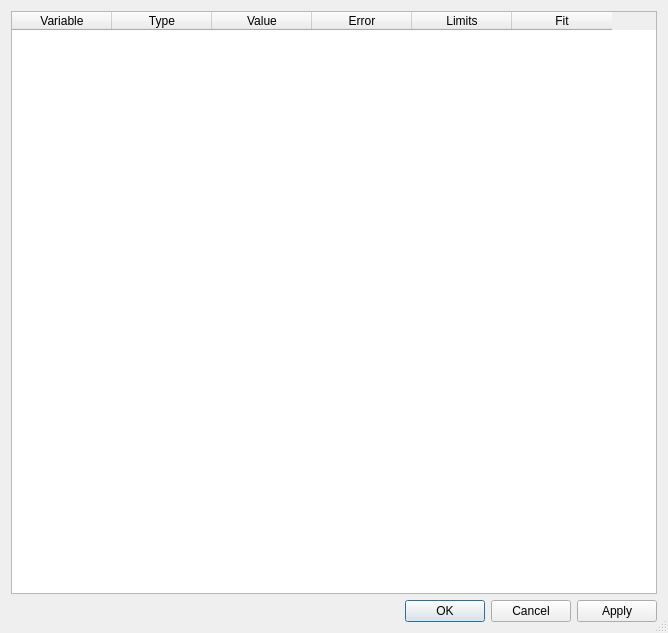
The window that ui/sqwparams.ui (tweber-ill/ill_mirror-takin2-core) describes before a commit, drawn with Qt 5.
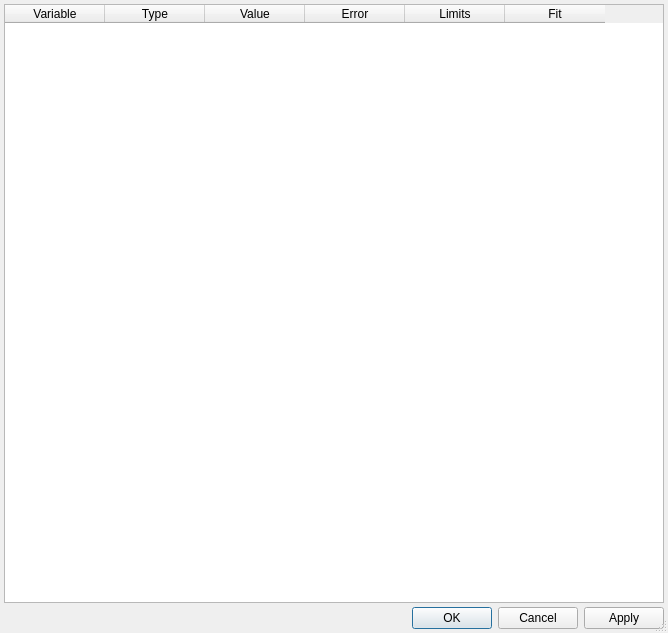
The same window after the commit.

```diff
--- a/ui/sqwparams.ui
+++ b/ui/sqwparams.ui
@@ -17,6 +17,12 @@
    <bool>true</bool>
   </property>
   <layout class="QGridLayout" name="gridLayout">
+   <property name="margin">
+    <number>4</number>
+   </property>
+   <property name="spacing">
+    <number>4</number>
+   </property>
    <item row="0" column="0">
     <widget class="QTableWidget" name="tableParams">
      <property name="alternatingRowColors">
```
